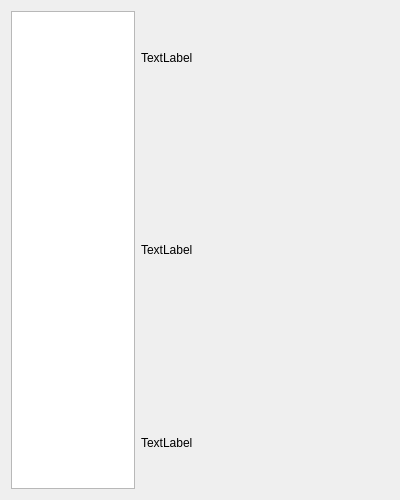
This is src/modules/packagechooser/page_package.ui in magpie-linux/calamares as Qt 5 draws it before an edit. The edited form follows.
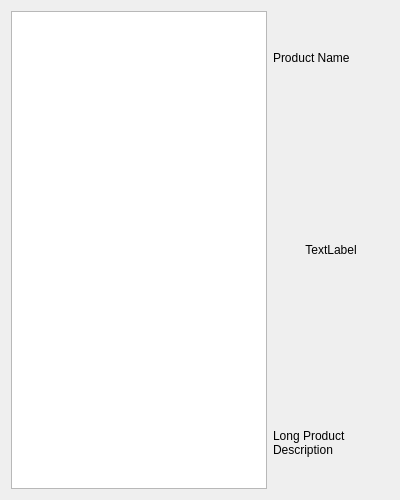
This is the edited form.

```diff
--- a/src/modules/packagechooser/page_package.ui
+++ b/src/modules/packagechooser/page_package.ui
@@ -21,11 +21,11 @@
   </property>
   <layout class="QHBoxLayout" name="horizontalLayout_2">
    <item>
-    <layout class="QHBoxLayout" name="horizontalLayout" stretch="1,2">
+    <layout class="QHBoxLayout" name="horizontalLayout" stretch="1,4">
      <item>
       <widget class="QListView" name="products">
        <property name="sizePolicy">
-        <sizepolicy hsizetype="Expanding" vsizetype="Expanding">
+        <sizepolicy hsizetype="Minimum" vsizetype="Expanding">
          <horstretch>0</horstretch>
          <verstretch>1</verstretch>
         </sizepolicy>
@@ -37,21 +37,36 @@
        <item>
         <widget class="QLabel" name="productName">
          <property name="text">
-          <string>TextLabel</string>
+          <string>Product Name</string>
          </property>
         </widget>
        </item>
        <item>
         <widget class="QLabel" name="productScreenshot">
+         <property name="sizePolicy">
+          <sizepolicy hsizetype="Expanding" vsizetype="Expanding">
+           <horstretch>1</horstretch>
+           <verstretch>0</verstretch>
+          </sizepolicy>
+         </property>
          <property name="text">
           <string>TextLabel</string>
          </property>
+         <property name="alignment">
+          <set>Qt::AlignCenter</set>
+         </property>
         </widget>
        </item>
        <item>
         <widget class="QLabel" name="productDescription">
+         <property name="sizePolicy">
+          <sizepolicy hsizetype="Preferred" vsizetype="Expanding">
+           <horstretch>0</horstretch>
+           <verstretch>2</verstretch>
+          </sizepolicy>
+         </property>
          <property name="text">
-          <string>TextLabel</string>
+          <string>Long Product Description</string>
          </property>
          <property name="wordWrap">
           <bool>true</bool>
```
